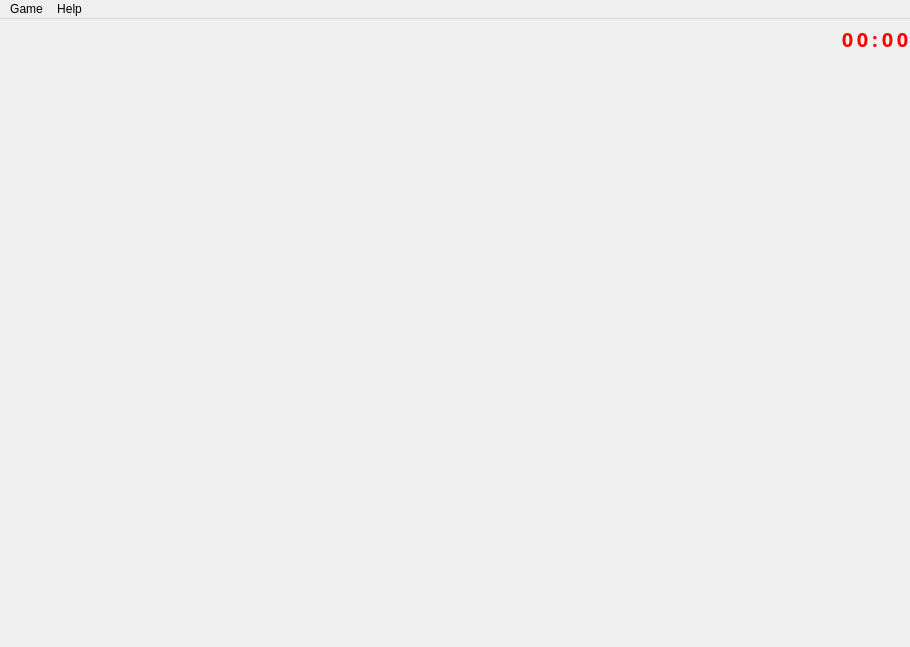
q-g-j/qminesweeper, file mainwindow.ui: the form before one commit.
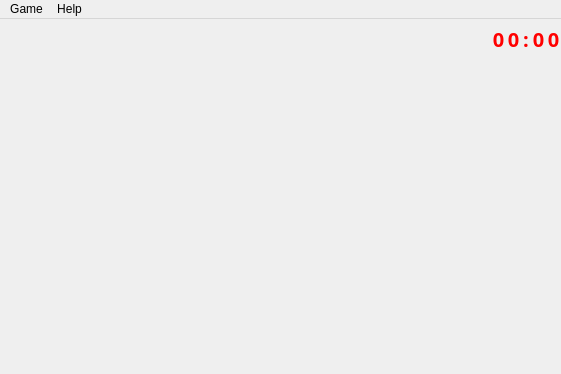
The form after the commit.

```diff
--- a/mainwindow.ui
+++ b/mainwindow.ui
@@ -6,8 +6,8 @@
    <rect>
     <x>0</x>
     <y>0</y>
-    <width>910</width>
-    <height>647</height>
+    <width>561</width>
+    <height>374</height>
    </rect>
   </property>
   <property name="sizePolicy">
@@ -221,6 +221,7 @@
           <font>
            <family>Bahnschrift Light Condensed</family>
            <pointsize>15</pointsize>
+           <weight>75</weight>
            <bold>true</bold>
           </font>
          </property>
@@ -264,6 +265,7 @@
           <font>
            <family>Bahnschrift Light Condensed</family>
            <pointsize>15</pointsize>
+           <weight>75</weight>
            <bold>true</bold>
           </font>
          </property>
@@ -301,6 +303,7 @@
           <font>
            <family>Bahnschrift Light Condensed</family>
            <pointsize>15</pointsize>
+           <weight>75</weight>
            <bold>true</bold>
           </font>
          </property>
@@ -344,6 +347,7 @@
           <font>
            <family>Bahnschrift Light Condensed</family>
            <pointsize>15</pointsize>
+           <weight>75</weight>
            <bold>true</bold>
           </font>
          </property>
@@ -387,6 +391,7 @@
           <font>
            <family>Bahnschrift Light Condensed</family>
            <pointsize>15</pointsize>
+           <weight>75</weight>
            <bold>true</bold>
           </font>
          </property>
@@ -429,7 +434,7 @@
       <property name="minimumSize">
        <size>
         <width>0</width>
-        <height>80</height>
+        <height>300</height>
        </size>
       </property>
      </widget>
@@ -441,8 +446,8 @@
     <rect>
      <x>0</x>
      <y>0</y>
-     <width>910</width>
-     <height>21</height>
+     <width>561</width>
+     <height>30</height>
     </rect>
    </property>
    <widget class="QMenu" name="menuGame">
```
